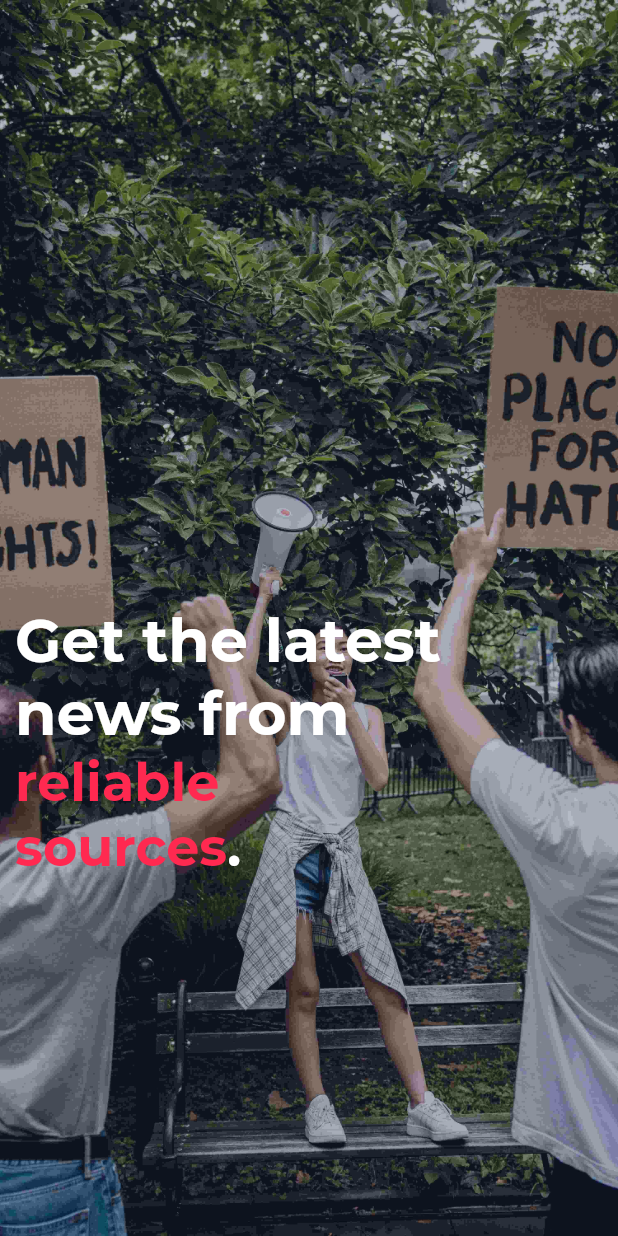
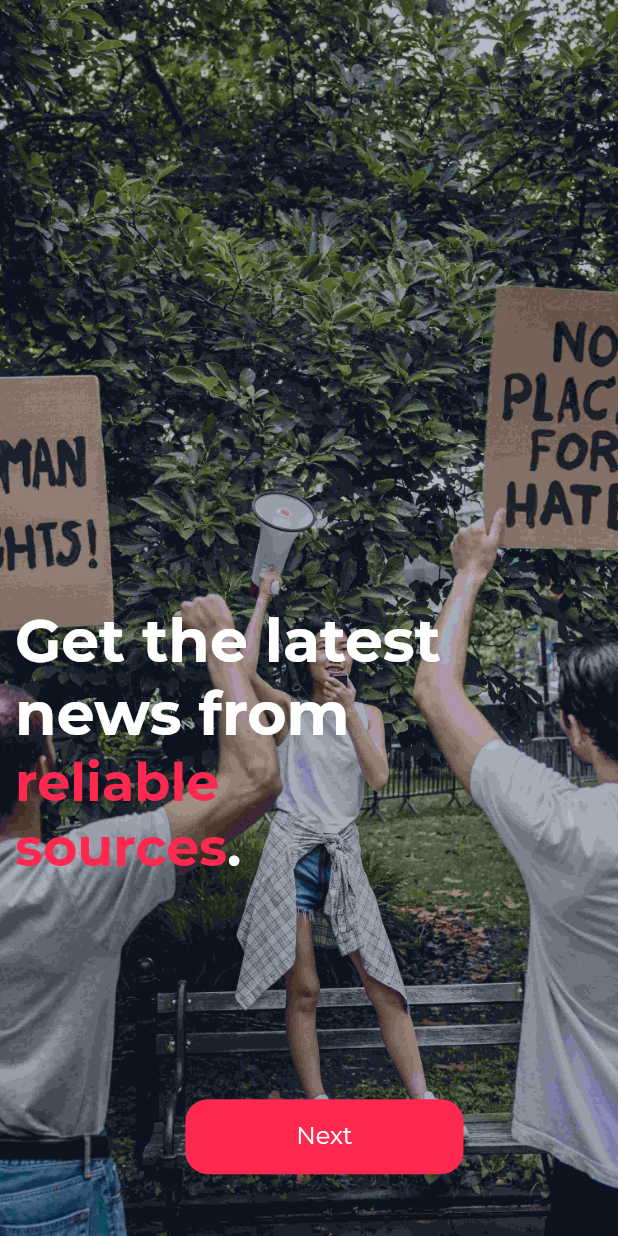
Before and after one commit to Febinjohnson96/newsz, a Flutter app: the screen it shows after launch, on a phone screen of 412 x 824 dp. Run offline on Flutter 3.47's test engine with Material 2 defaults, Android fonts, the phone set to English and light mode, and no system bars; our stand-ins replace equatable, flex_color_scheme, get, get_it.

Commit message:
added button

```diff
--- a/lib/src/presentation/onboarding/onboarding_screen.dart
+++ b/lib/src/presentation/onboarding/onboarding_screen.dart
@@ -4,6 +4,7 @@ import 'package:newsz/src/config/theme/appcolors.dart';
 import 'package:newsz/src/presentation/onboarding/onboarding_controller.dart';
 import 'package:newsz/src/presentation/onboarding/widgets/onboarding_images.dart';
 import 'package:newsz/src/presentation/onboarding/widgets/onboarding_titles.dart';
+import 'package:newsz/src/widgets/appbutton.dart';
 
 class OnBoardingScreen extends StatelessWidget {
   const OnBoardingScreen({Key? key}) : super(key: key);
@@ -41,6 +42,12 @@ class OnBoardingScreen extends StatelessWidget {
                     ),
                   ),
                 ),
+                Positioned(
+                    bottom: constraints.maxHeight * 0.05,
+                    left: constraints.maxWidth*0.3,
+                    child: SizedBox(
+                      width: constraints.maxWidth*0.45,
+                      child: AppButton(btntitle: "Next"))),
               ]);
             }),
           );
--- /dev/null
+++ b/lib/src/widgets/appbutton.dart
@@ -0,0 +1,35 @@
+import 'package:flutter/material.dart';
+import 'package:newsz/src/config/theme/appcolors.dart';
+
+class AppButton extends StatelessWidget {
+  const AppButton({
+    Key? key,
+    required this.btntitle,
+    this.callback,
+  }) : super(key: key);
+  final String btntitle;
+  final VoidCallback? callback;
+
+  @override
+  Widget build(BuildContext context) {
+    return GestureDetector(
+      onTap: () => callback,
+      child: Container(
+        decoration: BoxDecoration(
+            color: redRibbon, borderRadius: BorderRadius.circular(15)),
+        child: Padding(
+          padding: const EdgeInsets.symmetric(vertical: 15, horizontal: 16),
+          child: Center(
+            child: Text(
+              btntitle,
+              style: Theme.of(context)
+                  .textTheme
+                  .headline6
+                  ?.copyWith(color: Colors.white),
+            ),
+          ),
+        ),
+      ),
+    );
+  }
+}
```
